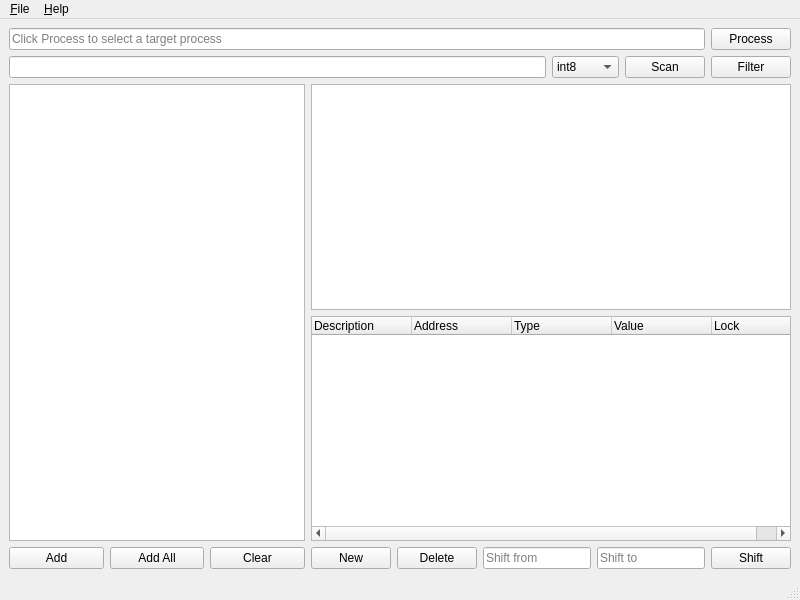
Old version of the form ui/main-qt.ui in the repository allencch/med.
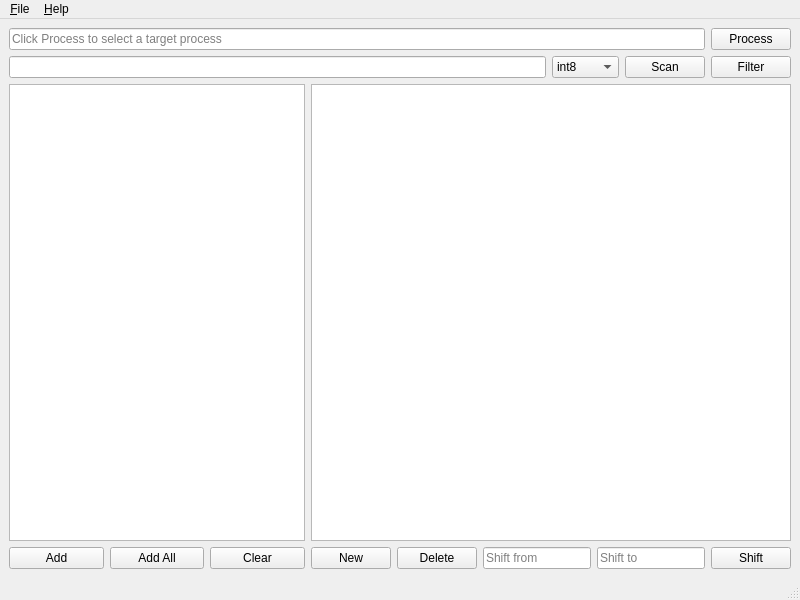
New version of the form.

```diff
--- a/ui/main-qt.ui
+++ b/ui/main-qt.ui
@@ -137,35 +137,6 @@
         <item>
          <widget class="QTreeView" name="storeTreeView"/>
         </item>
-        <item>
-         <widget class="QTreeWidget" name="addressTreeWidget">
-          <column>
-           <property name="text">
-            <string>Description</string>
-           </property>
-          </column>
-          <column>
-           <property name="text">
-            <string>Address</string>
-           </property>
-          </column>
-          <column>
-           <property name="text">
-            <string>Type</string>
-           </property>
-          </column>
-          <column>
-           <property name="text">
-            <string>Value</string>
-           </property>
-          </column>
-          <column>
-           <property name="text">
-            <string>Lock</string>
-           </property>
-          </column>
-         </widget>
-        </item>
         <item>
          <layout class="QHBoxLayout" name="horizontalLayout_5">
           <item>
```
